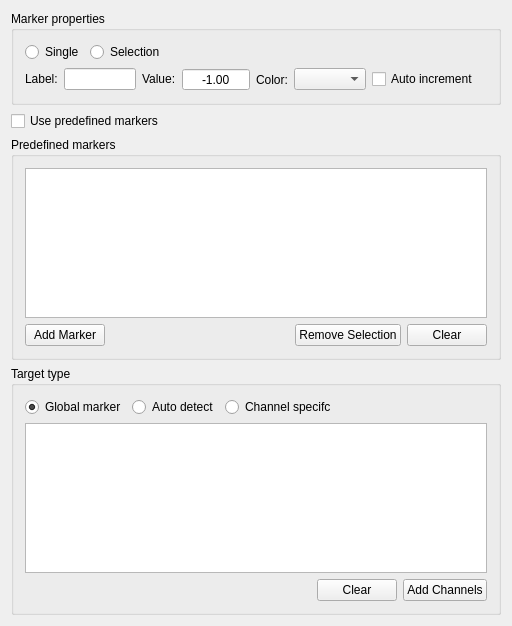
This is src/Widgets/AwMarkerInspector.ui in HIP-infrastructure/anywave-code as Qt 5 draws it before an edit. The edited form follows.
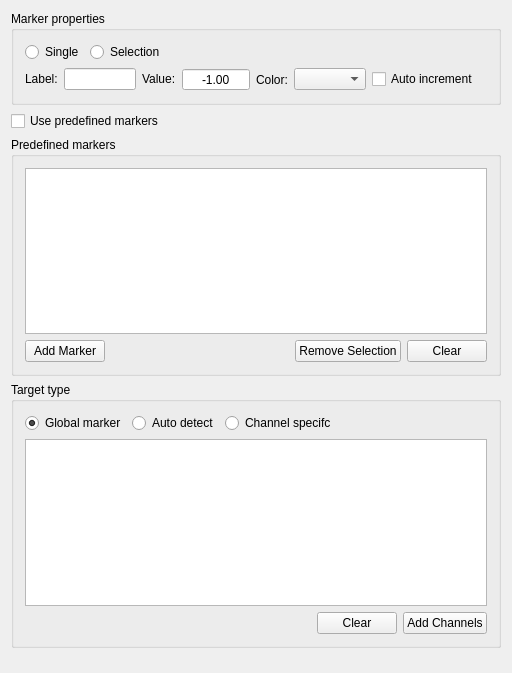
This is the edited form. Icons and pictures are not drawn.

Patch:
```diff
--- a/src/Widgets/AwMarkerInspector.ui
+++ b/src/Widgets/AwMarkerInspector.ui
@@ -7,7 +7,7 @@
     <x>0</x>
     <y>0</y>
     <width>512</width>
-    <height>603</height>
+    <height>673</height>
    </rect>
   </property>
   <property name="sizePolicy">
```
Left out of the diff: 68 changed lines with no effect on the pictures.
